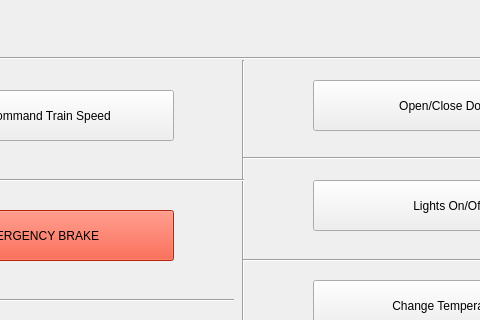
First picture: the form in src/SWTrainController/UI/TrainActions.ui, repository aet37/ECE1140-Project, before the edit; both pictures show x 157 to 637 and y 0 to 320 of the 800 by 600 pixel window.
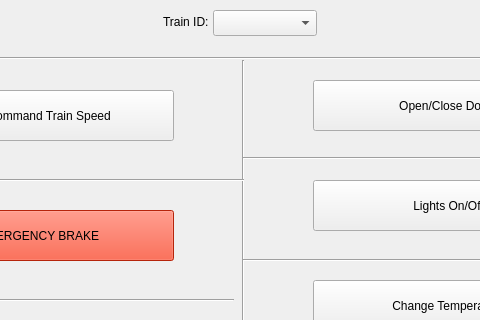
Second picture: the form after the edit.

Diff of the .ui file:
```diff
--- a/src/SWTrainController/UI/TrainActions.ui
+++ b/src/SWTrainController/UI/TrainActions.ui
@@ -749,6 +749,29 @@
 &lt;p align=&quot;center&quot; style=&quot; margin-top:0px; margin-bottom:0px; margin-left:0px; margin-right:0px; -qt-block-indent:0; text-indent:0px;&quot;&gt;Train Actions&lt;/p&gt;&lt;/body&gt;&lt;/html&gt;</string>
     </property>
    </widget>
+   <widget class="QLabel" name="label">
+    <property name="geometry">
+     <rect>
+      <x>320</x>
+      <y>14</y>
+      <width>60</width>
+      <height>16</height>
+     </rect>
+    </property>
+    <property name="text">
+     <string>Train ID:</string>
+    </property>
+   </widget>
+   <widget class="QComboBox" name="comboBox">
+    <property name="geometry">
+     <rect>
+      <x>370</x>
+      <y>10</y>
+      <width>104</width>
+      <height>26</height>
+     </rect>
+    </property>
+   </widget>
   </widget>
   <widget class="QStatusBar" name="statusbar"/>
  </widget>
```
Left out of the diff: 27 changed lines with no effect on the pictures.
